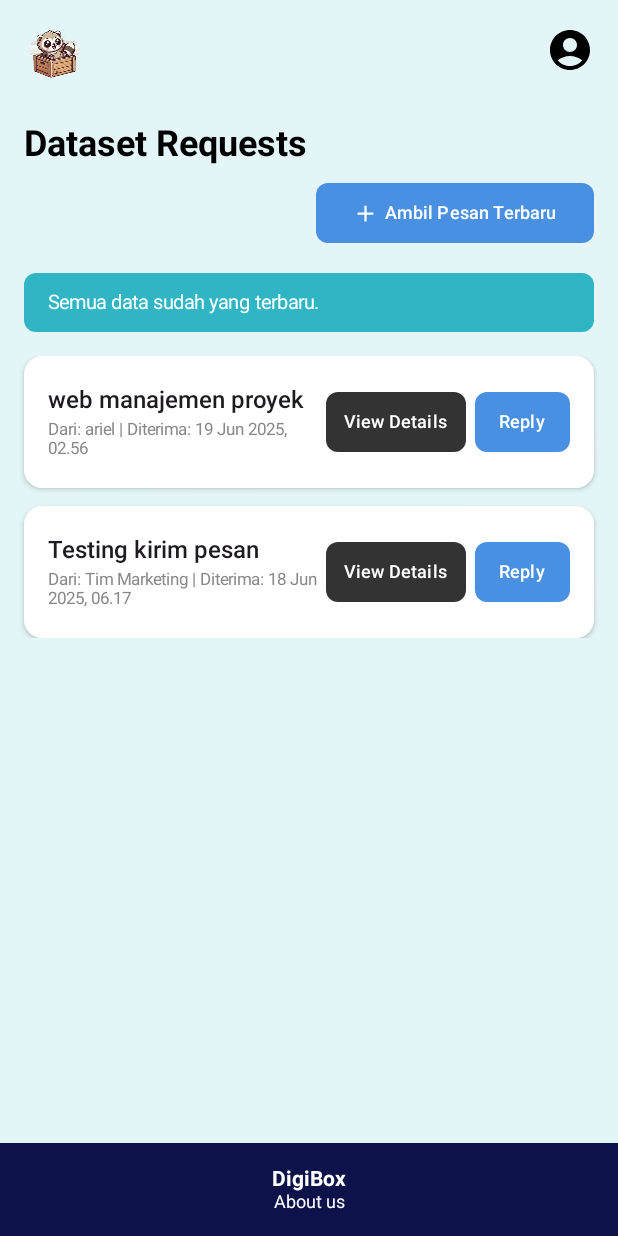
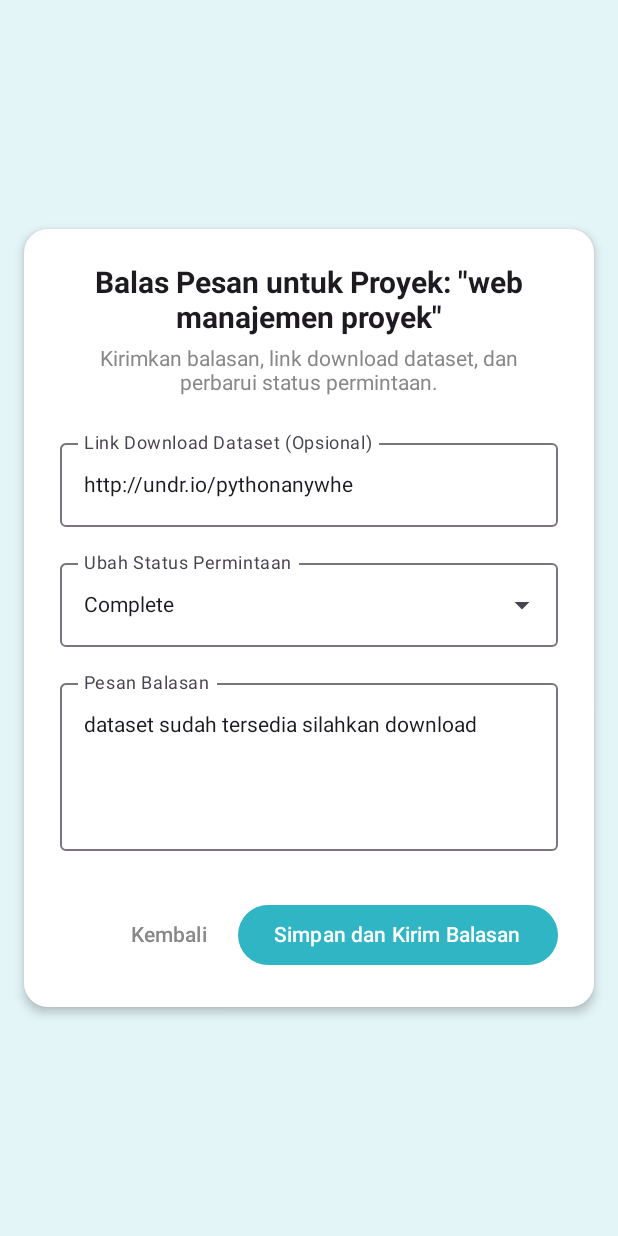
Before and after one commit to rangga-aditya12/Projek-Dataset-Management, an Android app built with Jetpack Compose: the DatasetRequestsScreen screen opened through its navigation route, after a tap on "Reply", on a phone screen of 412 x 824 dp. Run offline under Robolectric (Android 15) with nearby library versions, the phone set to English and light mode, and no system bars; our stand-ins replace Room's generated code; 2 other taps on this screen came first.

Commit message:
Tambahan dataset requests

```diff
--- a/app/src/main/java/com/example/digiboxtest/MainActivity.kt
+++ b/app/src/main/java/com/example/digiboxtest/MainActivity.kt
@@ -68,6 +68,7 @@ import com.example.digiboxtest.ui.theme.DatasetRequestsScreen
 import com.example.digiboxtest.ui.theme.EditDatasetScreen
 import com.example.digiboxtest.ui.theme.LoginScreen
 import com.example.digiboxtest.ui.theme.ProfileScreen
+import com.example.digiboxtest.ui.theme.ReplyScreen
 import com.example.digiboxtest.ui.theme.SignUpScreen
 import com.example.digiboxtest.ui.theme.UserPreferences
 import com.example.digiboxtest.viewmodel.DatasetRoomViewModel
@@ -185,9 +186,24 @@ fun DigiBoxApp() {
                     )
                 }
             }
-            // New route for Dataset Requests
+            // Rute untuk halaman daftar request
             composable("datasetRequests") {
                 DatasetRequestsScreen(navController = navController)
+            }
+
+            // Rute untuk halaman balas pesan
+            composable(
+                route = "reply/{requestId}/{projectTitle}",
+                arguments = listOf(
+                    navArgument("requestId") { type = NavType.IntType },
+                    navArgument("projectTitle") { type = NavType.StringType }
+                )
+            ) { backStackEntry ->
+                val projectTitle = backStackEntry.arguments?.getString("projectTitle") ?: "Unknown"
+                ReplyScreen(
+                    navController = navController,
+                    projectTitle = projectTitle
+                )
             }
         }
     }
@@ -209,9 +225,8 @@ fun DigiboxMobileUI(navController: NavController, isLoggedIn: Boolean, onProfile
             .background(bgGradient)
             .padding(16.dp)
     ) {
-        // Top section with header and search bar
         Column(
-            modifier = Modifier.weight(1f) // Gives this column weight to push the footer down
+            modifier = Modifier.weight(1f)
         ) {
             Row(
                 modifier = Modifier.fillMaxWidth(),
@@ -223,6 +238,7 @@ fun DigiboxMobileUI(navController: NavController, isLoggedIn: Boolean, onProfile
                     contentDescription = null,
                     modifier = Modifier.size(40.dp)
                 )
+                // Baris untuk ikon inbox dan profil
                 Row(verticalAlignment = Alignment.CenterVertically) {
                     Icon(
                         imageVector = Icons.Default.Inbox,
@@ -313,11 +329,9 @@ fun DigiboxMobileUI(navController: NavController, isLoggedIn: Boolean, onProfile
             Spacer(modifier = Modifier.height(8.dp))
             DatasetRow()
 
-            // A spacer with weight to push the content up and footer down
             Spacer(modifier = Modifier.weight(1f))
         }
 
-        // Footer section
         Box(
             modifier = Modifier
                 .fillMaxWidth()
--- a/app/src/main/java/com/example/digiboxtest/ui/theme/DatasetRequestsScreen.kt
+++ b/app/src/main/java/com/example/digiboxtest/ui/theme/DatasetRequestsScreen.kt
@@ -18,12 +18,11 @@ import androidx.compose.ui.res.painterResource
 import androidx.compose.ui.text.font.FontWeight
 import androidx.compose.ui.unit.dp
 import androidx.compose.ui.unit.sp
+import androidx.lifecycle.viewmodel.compose.viewModel
 import androidx.navigation.NavController
 import com.example.digiboxtest.R
-import kotlinx.coroutines.delay
-import kotlinx.coroutines.launch
+import com.example.digiboxtest.viewmodel.DatasetRequestsViewModel
 
-// Data class for a single request
 data class DatasetRequest(
     val id: Int,
     val title: String,
@@ -31,20 +30,21 @@ data class DatasetRequest(
     val date: String
 )
 
-// Mock data to simulate API response
 val mockRequests = listOf(
     DatasetRequest(1, "web manajemen proyek", "ariel", "19 Jun 2025, 02.56"),
     DatasetRequest(2, "Testing kirim pesan", "Tim Marketing", "18 Jun 2025, 06.17")
 )
 
 @Composable
-fun DatasetRequestsScreen(navController: NavController) {
-    var requests by remember { mutableStateOf(mockRequests) }
-    var message by remember { mutableStateOf("Tidak ada pesan baru untuk ditambahkan (semua data sudah ada).") }
-    val coroutineScope = rememberCoroutineScope()
-    var isLoading by remember { mutableStateOf(false) }
+fun DatasetRequestsScreen(
+    navController: NavController,
+    viewModel: DatasetRequestsViewModel = viewModel()
+) {
+    val requests by viewModel.requests.collectAsState()
+    val message by viewModel.message.collectAsState()
+    val isLoading by viewModel.isLoading.collectAsState()
 
-    val backgroundColor = Color(0xFFE4F5F8) // Light cyan/blue from image
+    val backgroundColor = Color(0xFFE4F5F8)
 
     Scaffold(
         topBar = {
@@ -71,7 +71,7 @@ fun DatasetRequestsScreen(navController: NavController) {
             Box(
                 modifier = Modifier
                     .fillMaxWidth()
-                    .background(Color(0xFF0D124B)) // Dark blue footer
+                    .background(Color(0xFF0D124B))
                     .padding(16.dp),
                 contentAlignment = Alignment.Center
             ) {
@@ -90,23 +90,17 @@ fun DatasetRequestsScreen(navController: NavController) {
                 .fillMaxSize()
         ) {
             Spacer(modifier = Modifier.height(16.dp))
+
             Text("Dataset Requests", fontSize = 24.sp, fontWeight = FontWeight.Bold)
             Spacer(modifier = Modifier.height(8.dp))
 
             Box(modifier = Modifier.fillMaxWidth()) {
                 Button(
-                    onClick = {
-                        isLoading = true
-                        message = "Mengambil data terbaru..."
-                        coroutineScope.launch {
-                            delay(2000) // Simulate network delay
-                            message = "Semua data sudah yang terbaru."
-                            isLoading = false
-                        }
-                    },
+                    onClick = { viewModel.fetchLatestRequests() },
+                    enabled = !isLoading,
                     modifier = Modifier.align(Alignment.CenterEnd),
                     shape = RoundedCornerShape(8.dp),
-                    colors = ButtonDefaults.buttonColors(containerColor = Color(0xFF4A90E2)) // Blue color from image
+                    colors = ButtonDefaults.buttonColors(containerColor = Color(0xFF4A90E2))
                 ) {
                     Icon(Icons.Default.Add, contentDescription = null, modifier = Modifier.size(18.dp))
                     Spacer(modifier = Modifier.width(4.dp))
@@ -115,7 +109,6 @@ fun DatasetRequestsScreen(navController: NavController) {
             }
             Spacer(modifier = Modifier.height(16.dp))
 
-            // Message bar
             Box(
                 modifier = Modifier
                     .fillMaxWidth()
@@ -133,7 +126,13 @@ fun DatasetRequestsScreen(navController: NavController) {
             } else {
                 LazyColumn(verticalArrangement = Arrangement.spacedBy(12.dp)) {
                     items(requests) { request ->
-                        RequestCard(request)
+                        RequestCard(
+                            request = request,
+                            onReplyClick = {
+                                // Navigasi ke halaman ReplyScreen dengan membawa ID dan Judul
+                                navController.navigate("reply/${request.id}/${request.title}")
+                            }
+                        )
                     }
                 }
             }
@@ -142,7 +141,7 @@ fun DatasetRequestsScreen(navController: NavController) {
 }
 
 @Composable
-fun RequestCard(request: DatasetRequest) {
+fun RequestCard(request: DatasetRequest, onReplyClick: () -> Unit) {
     Card(
         modifier = Modifier.fillMaxWidth(),
         shape = RoundedCornerShape(12.dp),
@@ -169,7 +168,7 @@ fun RequestCard(request: DatasetRequest) {
                 horizontalArrangement = Arrangement.spacedBy(6.dp)
             ) {
                 Button(
-                    onClick = { /* TODO: Implement View Details */ },
+                    onClick = { /* TODO: Implementasi logika view details */ },
                     shape = RoundedCornerShape(8.dp),
                     colors = ButtonDefaults.buttonColors(containerColor = Color(0xFF333333)),
                     contentPadding = PaddingValues(horizontal = 12.dp)
@@ -177,7 +176,7 @@ fun RequestCard(request: DatasetRequest) {
                     Text("View Details", fontSize = 12.sp, color = Color.White)
                 }
                 Button(
-                    onClick = { /* TODO: Implement Reply */ },
+                    onClick = onReplyClick,
                     shape = RoundedCornerShape(8.dp),
                     colors = ButtonDefaults.buttonColors(containerColor = Color(0xFF4A90E2)),
                     contentPadding = PaddingValues(horizontal = 16.dp)
--- /dev/null
+++ b/app/src/main/java/com/example/digiboxtest/ui/theme/ReplyScreen.kt
@@ -0,0 +1,150 @@
+package com.example.digiboxtest.ui.theme
+
+import android.widget.Toast
+import androidx.compose.foundation.background
+import androidx.compose.foundation.layout.*
+import androidx.compose.foundation.shape.RoundedCornerShape
+import androidx.compose.material3.*
+import androidx.compose.runtime.*
+import androidx.compose.ui.Alignment
+import androidx.compose.ui.Modifier
+import androidx.compose.ui.graphics.Color
+import androidx.compose.ui.platform.LocalContext
+import androidx.compose.ui.text.font.FontWeight
+import androidx.compose.ui.text.style.TextAlign
+import androidx.compose.ui.unit.dp
+import androidx.compose.ui.unit.sp
+import androidx.navigation.NavController
+
+@OptIn(ExperimentalMaterial3Api::class)
+@Composable
+fun ReplyScreen(
+    navController: NavController,
+    projectTitle: String
+) {
+    // State untuk menampung input dari user
+    var downloadLink by remember { mutableStateOf("http://undr.io/pythonanywhe") }
+    var replyMessage by remember { mutableStateOf("dataset sudah tersedia silahkan download") }
+
+    // State untuk dropdown status
+    val statusOptions = listOf("Complete", "In Progress", "Rejected", "Pending")
+    var selectedStatus by remember { mutableStateOf(statusOptions[0]) }
+    var isDropdownExpanded by remember { mutableStateOf(false) }
+
+    val context = LocalContext.current
+
+    // Latar belakang halaman
+    Box(
+        modifier = Modifier
+            .fillMaxSize()
+            .background(Color(0xFFE4F5F8))
+            .padding(16.dp),
+        contentAlignment = Alignment.Center
+    ) {
+        // Card utama di tengah
+        Card(
+            modifier = Modifier.fillMaxWidth(),
+            shape = RoundedCornerShape(16.dp),
+            colors = CardDefaults.cardColors(containerColor = Color.White),
+            elevation = CardDefaults.cardElevation(defaultElevation = 4.dp)
+        ) {
+            Column(
+                modifier = Modifier.padding(24.dp)
+            ) {
+                // Judul Halaman
+                Text(
+                    text = "Balas Pesan untuk Proyek: \"$projectTitle\"",
+                    fontSize = 20.sp,
+                    fontWeight = FontWeight.Bold,
+                    textAlign = TextAlign.Center,
+                    modifier = Modifier.fillMaxWidth()
+                )
+                Spacer(modifier = Modifier.height(8.dp))
+                Text(
+                    text = "Kirimkan balasan, link download dataset, dan perbarui status permintaan.",
+                    fontSize = 14.sp,
+                    textAlign = TextAlign.Center,
+                    color = Color.Gray,
+                    modifier = Modifier.fillMaxWidth()
+                )
+                Spacer(modifier = Modifier.height(24.dp))
+
+                // Input field
+                OutlinedTextField(
+                    value = downloadLink,
+                    onValueChange = { downloadLink = it },
+                    label = { Text("Link Download Dataset (Opsional)") },
+                    modifier = Modifier.fillMaxWidth(),
+                    singleLine = true
+                )
+                Spacer(modifier = Modifier.height(16.dp))
+
+                // Dropdown untuk Status
+                ExposedDropdownMenuBox(
+                    expanded = isDropdownExpanded,
+                    onExpandedChange = { isDropdownExpanded = !isDropdownExpanded }
+                ) {
+                    OutlinedTextField(
+                        value = selectedStatus,
+                        onValueChange = {},
+                        label = { Text("Ubah Status Permintaan") },
+                        readOnly = true,
+                        trailingIcon = {
+                            ExposedDropdownMenuDefaults.TrailingIcon(expanded = isDropdownExpanded)
+                        },
+                        modifier = Modifier
+                            .fillMaxWidth()
+                            .menuAnchor()
+                    )
+                    ExposedDropdownMenu(
+                        expanded = isDropdownExpanded,
+                        onDismissRequest = { isDropdownExpanded = false }
+                    ) {
+                        statusOptions.forEach { status ->
+                            DropdownMenuItem(
+                                text = { Text(status) },
+                                onClick = {
+                                    selectedStatus = status
+                                    isDropdownExpanded = false
+                                }
+                            )
+                        }
+                    }
+                }
+                Spacer(modifier = Modifier.height(16.dp))
+
+                OutlinedTextField(
+                    value = replyMessage,
+                    onValueChange = { replyMessage = it },
+                    label = { Text("Pesan Balasan") },
+                    modifier = Modifier
+                        .fillMaxWidth()
+                        .height(120.dp)
+                )
+                Spacer(modifier = Modifier.height(32.dp))
+
+                // Tombol Aksi
+                Row(
+                    modifier = Modifier.fillMaxWidth(),
+                    horizontalArrangement = Arrangement.End,
+                    verticalAlignment = Alignment.CenterVertically
+                ) {
+                    TextButton(onClick = { navController.popBackStack() }) {
+                        Text("Kembali", color = Color.Gray)
+                    }
+                    Spacer(modifier = Modifier.width(8.dp))
+                    Button(
+                        onClick = {
+                            // TODO: Panggil fungsi ViewModel untuk mengirim data balasan ke API
+                            Toast.makeText(context, "Balasan dikirim!", Toast.LENGTH_SHORT).show()
+                            navController.popBackStack()
+                        },
+                        colors = ButtonDefaults.buttonColors(containerColor = Color(0xFF2FB5C4))
+                    ) {
+                        Text("Simpan dan Kirim Balasan")
+                    }
+                }
+            }
+        }
+    }
+}
--- /dev/null
+++ b/app/src/main/java/com/example/digiboxtest/viewmodel/DatasetRequestsViewModel.kt
@@ -0,0 +1,94 @@
+package com.example.digiboxtest.viewmodel
+
+import androidx.lifecycle.ViewModel
+import androidx.lifecycle.viewModelScope
+import com.example.digiboxtest.BuildConfig
+import com.example.digiboxtest.ui.theme.DatasetRequest
+import com.example.digiboxtest.ui.theme.mockRequests
+import kotlinx.coroutines.delay
+import kotlinx.coroutines.flow.MutableStateFlow
+import kotlinx.coroutines.flow.asStateFlow
+import kotlinx.coroutines.launch
+
+class DatasetRequestsViewModel : ViewModel() {
+
+    // State untuk daftar pesan/request. _requests bersifat privat dan bisa diubah.
+    private val _requests = MutableStateFlow<List<DatasetRequest>>(emptyList())
+    // requests bersifat publik dan hanya bisa dibaca (read-only) oleh UI.
+    val requests = _requests.asStateFlow()
+
+    // State untuk menampilkan pesan informasi di UI.
+    private val _message = MutableStateFlow("Tekan tombol untuk mengambil pesan.")
+    val message = _message.asStateFlow()
+
+    // State untuk status loading (menampilkan/menyembunyikan progress indicator).
+    private val _isLoading = MutableStateFlow(false)
+    val isLoading = _isLoading.asStateFlow()
+
+    init {
+        // Memuat data awal saat ViewModel pertama kali dibuat
+        _requests.value = mockRequests
+        _message.value = "Tidak ada pesan baru untuk ditambahkan (semua data sudah ada)."
+    }
+
+    /**
+     * Fungsi ini dipanggil dari UI untuk mengambil data terbaru dari API.
+     */
+    fun fetchLatestRequests() {
+        // viewModelScope akan otomatis membatalkan coroutine ini jika ViewModel dihancurkan.
+        viewModelScope.launch {
+            _isLoading.value = true
+            _message.value = "Mengambil data terbaru..."
+
+            try {
+                // Menggunakan URL dari BuildConfig yang sudah kita atur sebelumnya.
+                val apiUrl = BuildConfig.DATASET_REQUEST_API_URL + "requests" // contoh endpoint
+
+                // --- SIMULASI PEMANGGILAN API ---
+                // TODO: Ganti bagian `delay` ini dengan logika pemanggilan API sesungguhnya
+                // menggunakan library seperti Retrofit atau Ktor.
+                delay(2000) // Simulasi jeda waktu jaringan
+
+                // Contoh hasil sukses:
+                // Misalkan API mengembalikan daftar request yang sama atau baru.
+                val newRequestsFromApi = mockRequests // Ganti dengan hasil dari API
+                _requests.value = newRequestsFromApi
+                _message.value = "Data berhasil diperbarui."
+
+            } catch (e: Exception) {
+                // Menangani jika terjadi error saat memanggil API
+                _message.value = "Gagal mengambil data: ${e.message}"
+            } finally {
+                // Pastikan status loading kembali ke false setelah selesai (baik sukses maupun gagal)
+                _isLoading.value = false
+            }
+        }
+    }
+
+    /**
+     * Fungsi ini bisa dipanggil dari UI untuk membalas pesan.
+     * @param requestId ID dari request yang akan dibalas.
+     * @param replyMessage Isi balasan.
+     */
+    fun replyToRequest(requestId: Int, replyMessage: String) {
+        viewModelScope.launch {
+            _message.value = "Mengirim balasan untuk request #$requestId..."
+            _isLoading.value = true
+
+            try {
+                val apiUrl = BuildConfig.DATASET_REQUEST_API_URL + "reply" // contoh endpoint
+
+                // --- SIMULASI PEMANGGILAN API UNTUK REPLY ---
+                // TODO: Implementasikan logika untuk mengirim data balasan ke API di sini.
+                delay(1500)
+
+                _message.value = "Balasan berhasil terkirim."
+
+            } catch (e: Exception) {
+                _message.value = "Gagal mengirim balasan: ${e.message}"
+            } finally {
+                _isLoading.value = false
+            }
+        }
+    }
+}
```
Also changed, not shown: app/build.gradle.kts (+15 -0 lines).
